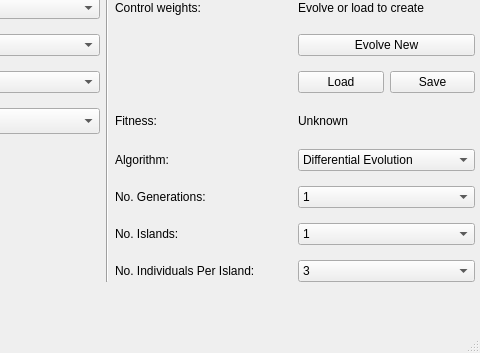
Above: PyGMO/alife/ui/alifeui.ui from ortegga/pagmo before the change; both pictures show x 280 to 760 and y 447 to 800 of the 760 by 800 pixel window. Below: the same form after it.
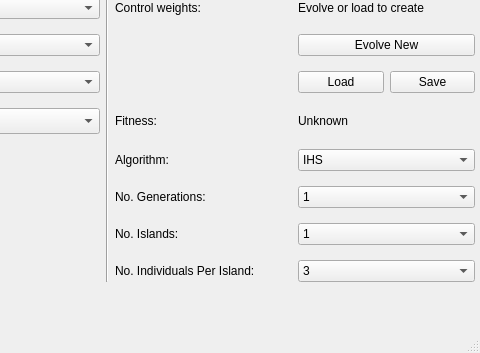
That is the form after the change.

Commit message: GUI evolve button works now, evolving weights in a separate thread

```diff
--- a/PyGMO/alife/ui/alifeui.ui
+++ b/PyGMO/alife/ui/alifeui.ui
@@ -281,9 +281,22 @@
      </item>
      <item row="5" column="4">
       <widget class="QComboBox" name="algorithm">
+       <property name="currentIndex">
+        <number>1</number>
+       </property>
        <item>
         <property name="text">
-         <string>Differential Evolution</string>
+         <string>DE</string>
+        </property>
+       </item>
+       <item>
+        <property name="text">
+         <string>IHS</string>
+        </property>
+       </item>
+       <item>
+        <property name="text">
+         <string>PSO</string>
         </property>
        </item>
       </widget>
```
Left out of the diff: 30 changed lines with no effect on the pictures. The commit also changes 5 other files.
